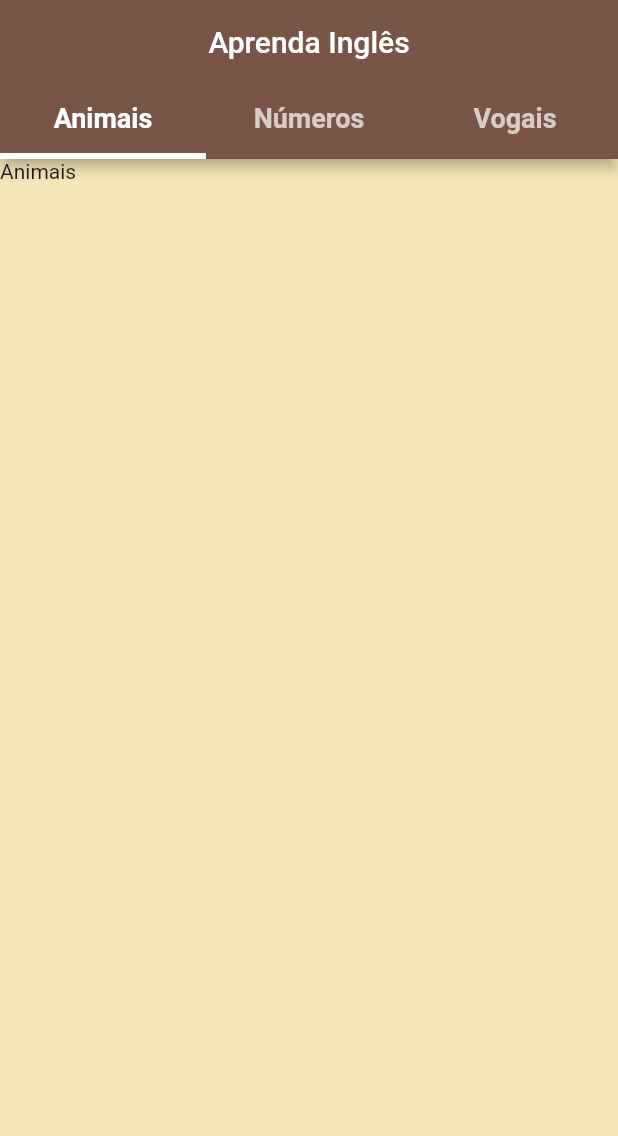
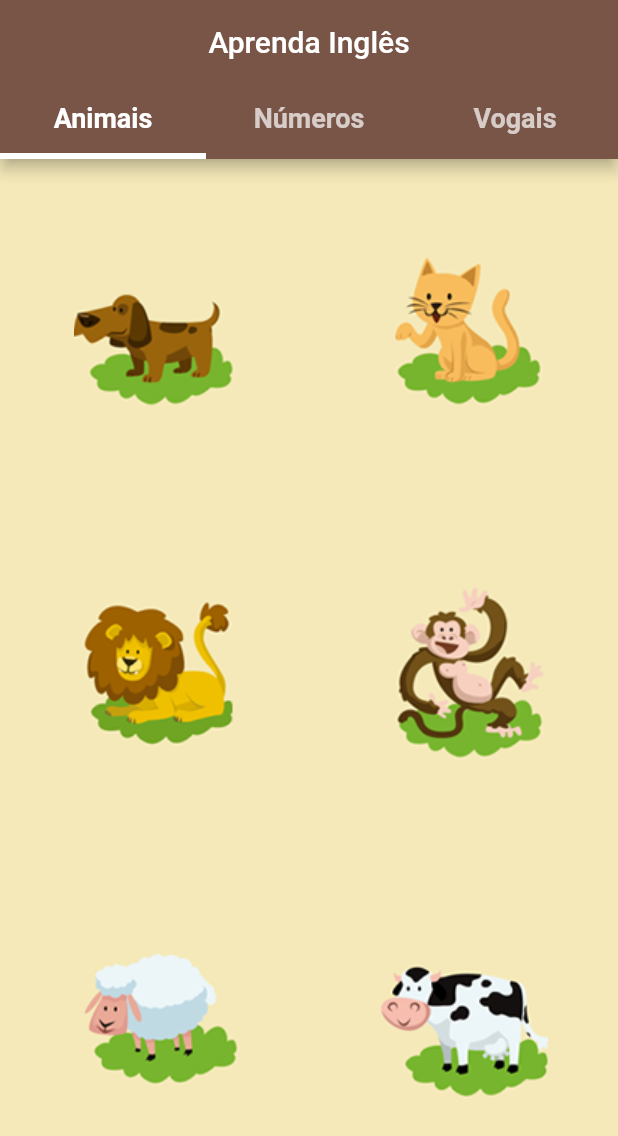
Before and after one commit to v-andrade-dev/flutter-estudos, a Flutter app: the screen it shows after launch, on a phone screen of 412 x 824 dp. Shown: the top 1136 px of the screen. Run offline on Flutter 3.47's test engine with Material 2 defaults, Android fonts, the light colour scheme and no system bars; our stand-ins replace flutter_dotenv, youtube_player_flutter.

Commit message:
[learning-english] Adicionado imagens a tela de animais

```diff
--- a/learning_english/lib/screens/animals.dart
+++ b/learning_english/lib/screens/animals.dart
@@ -8,8 +8,35 @@ class Animals extends StatefulWidget {
 class _AnimalsState extends State<Animals> {
   @override
   Widget build(BuildContext context) {
-    return Container(
-      child: Text("Animais"),
+    return GridView.count(
+      crossAxisCount: 2,
+      childAspectRatio: MediaQuery.of(context).size.aspectRatio * 1.8,
+      children: [
+        GestureDetector(
+          onTap: () {},
+          child: Image.asset('assets/images/cao.png'),
+        ),
+        GestureDetector(
+          onTap: () {},
+          child: Image.asset('assets/images/gato.png'),
+        ),
+        GestureDetector(
+          onTap: () {},
+          child: Image.asset('assets/images/leao.png'),
+        ),
+        GestureDetector(
+          onTap: () {},
+          child: Image.asset('assets/images/macaco.png'),
+        ),
+        GestureDetector(
+          onTap: () {},
+          child: Image.asset('assets/images/ovelha.png'),
+        ),
+        GestureDetector(
+          onTap: () {},
+          child: Image.asset('assets/images/vaca.png'),
+        )
+      ],
     );
   }
 }
```
